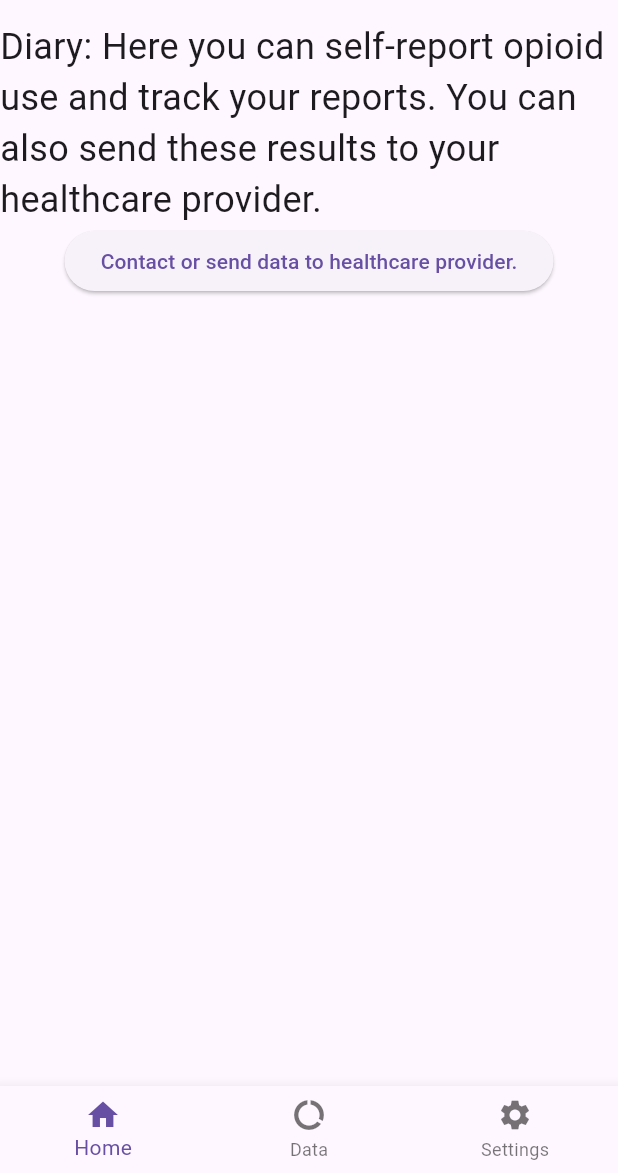
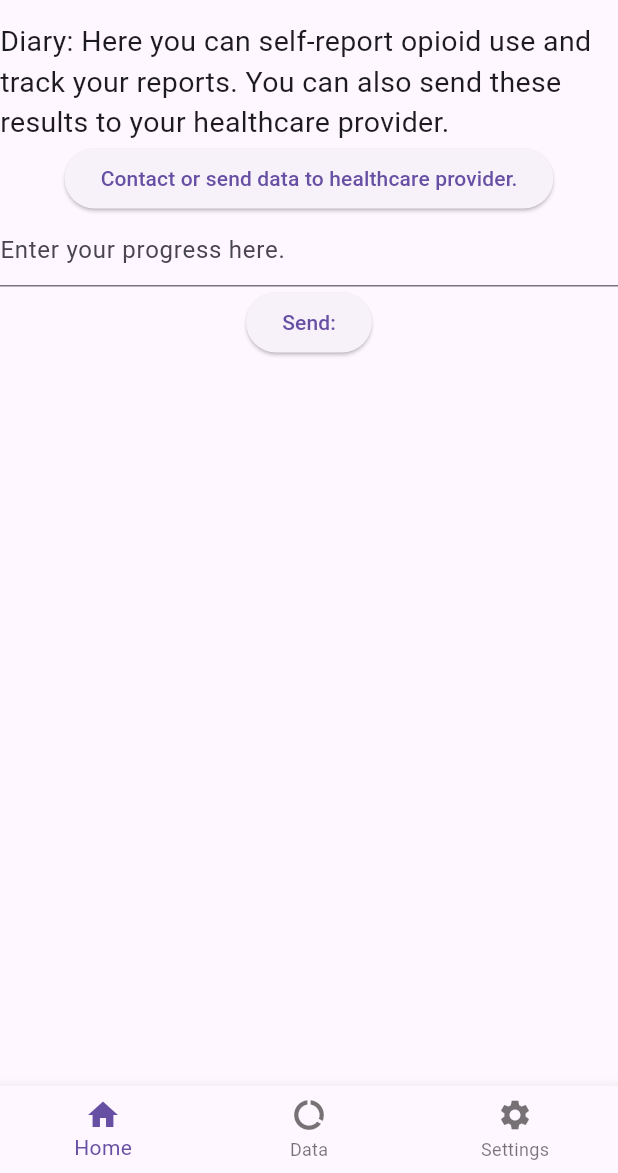
Before and after one commit to Ashleigh-Cunningham/SpectraSense, a Flutter app: the HomeView screen opened directly, after a tap on "HAI!!! :3 :3 :3", on a phone screen of 412 x 824 dp, the part 63-1236 px from its top. Run offline on Flutter 3.47's test engine with Material 3 defaults, Android fonts, the phone set to English and light mode, and no system bars; our stand-ins replace cloud_firestore, firebase_analytics, firebase_auth, firebase_core; accounts and stored records are empty.

Commit message:
Self Reporting Feature
- Self reporting feature works now.
- You can write an update and then store this content in firebase.

```diff
--- a/lib/views/home_view.dart
+++ b/lib/views/home_view.dart
@@ -1,6 +1,6 @@
 import 'package:brigid/views/login_view.dart';
 import 'package:brigid/views/view_data.dart';
-import 'package:brigid/views/settings.dart';
+import 'package:brigid/views/settings2.dart';
 import 'package:brigid/views/healthcare.dart';
 import 'package:brigid/views/self_report.dart';
 import 'package:flutter/material.dart';
@@ -71,7 +71,7 @@ class _State extends State<HomeView> {
           if (index == 2)
           {
             Navigator.push(context,
-                MaterialPageRoute(builder: (context) => Settings()));
+                MaterialPageRoute(builder: (context) => Settings2()));
           }
         },
       )
--- a/lib/views/self_report.dart
+++ b/lib/views/self_report.dart
@@ -1,6 +1,10 @@
+import 'package:cloud_firestore/cloud_firestore.dart';
+import 'package:firebase_analytics/firebase_analytics.dart';
+import 'package:firebase_auth/firebase_auth.dart';
+import 'package:firebase_core/firebase_core.dart';
 import 'package:flutter/material.dart';
 import 'package:brigid/views/view_data.dart';
-import 'package:brigid/views/settings.dart';
+import 'package:brigid/views/settings2.dart';
 import 'package:brigid/views/healthcare.dart';
 import 'package:brigid/main.dart';
 bool isDarkMode = false;
@@ -10,6 +14,7 @@ class SelfReport extends StatefulWidget {
 }
 class _SelfReport extends State<SelfReport> {
   @override
+  final TextEditingController _content = TextEditingController();
   Widget build(BuildContext context) {
     return Scaffold(
         appBar: AppBar(
@@ -19,14 +24,27 @@ class _SelfReport extends State<SelfReport> {
             children: [
               Text(
                 'Diary: Here you can self-report opioid use and track your reports. You can also send these results to your healthcare provider.',
-                style: TextStyle(fontSize: 24),
+                style: TextStyle(fontSize: 19),
               ),
               ElevatedButton(onPressed: () {
                 Navigator.push(context,
                   MaterialPageRoute(builder: (context) => Healthcare(),),);
               }, child: Text("Contact or send data to healthcare provider."),
               ),
-            ]
+            TextField(
+                controller: _content,
+                obscureText: false,
+                enableSuggestions: false,
+                autocorrect: false,
+                decoration: const InputDecoration(
+                  hintText: "Enter your progress here.",
+                ),
+            ),
+              ElevatedButton(onPressed: () {
+                FirebaseFirestore.instance.collection("entries").add({"Date": FieldValue.serverTimestamp(), "Content": _content.text, "User": FirebaseAuth.instance.currentUser?.uid});
+              }, child: Text("Send:"),
+              ),
+        ],
         ),
         bottomNavigationBar: BottomNavigationBar(items: [
           BottomNavigationBarItem(icon: Icon(Icons.home), label: 'Home',),
@@ -43,7 +61,7 @@ class _SelfReport extends State<SelfReport> {
             if (index == 2)
             {
               Navigator.push(context,
-                  MaterialPageRoute(builder: (context) => Settings()));
+                  MaterialPageRoute(builder: (context) => Settings2()));
             }
           },
         )
--- a/lib/views/view_data.dart
+++ b/lib/views/view_data.dart
@@ -1,6 +1,6 @@
 import 'package:brigid/views/home_view.dart';
 import 'package:flutter/material.dart';
-import 'package:brigid/views/settings.dart';
+import 'package:brigid/views/settings2.dart';
 
 class ViewData extends StatelessWidget {
   const ViewData({super.key});
@@ -36,7 +36,7 @@ class ViewData extends StatelessWidget {
           if (index == 2)
           {
             Navigator.push(context,
-                MaterialPageRoute(builder: (context) => Settings()));
+                MaterialPageRoute(builder: (context) => Settings2()));
           }
         },
       ),
```
Also changed, not shown: lib/views/settings2.dart (renamed from lib/views/settings.dart, +4 -4 lines).
